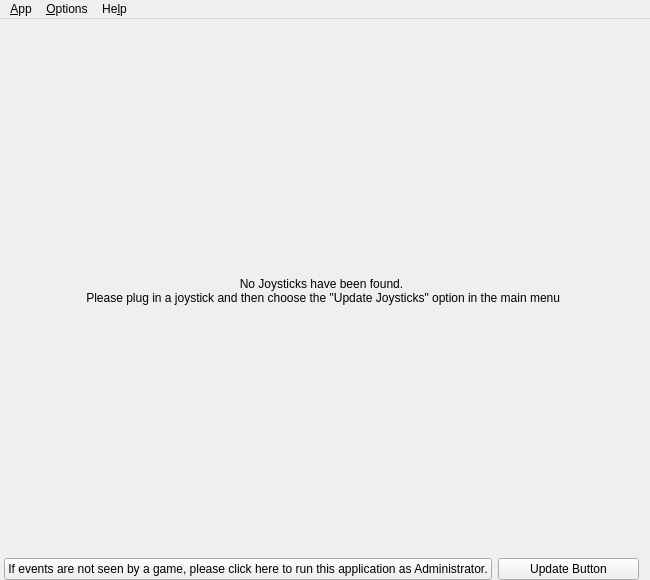
First picture: the form in src/gui/mainwindow.ui, repository davaughnl/Pad, before the edit.
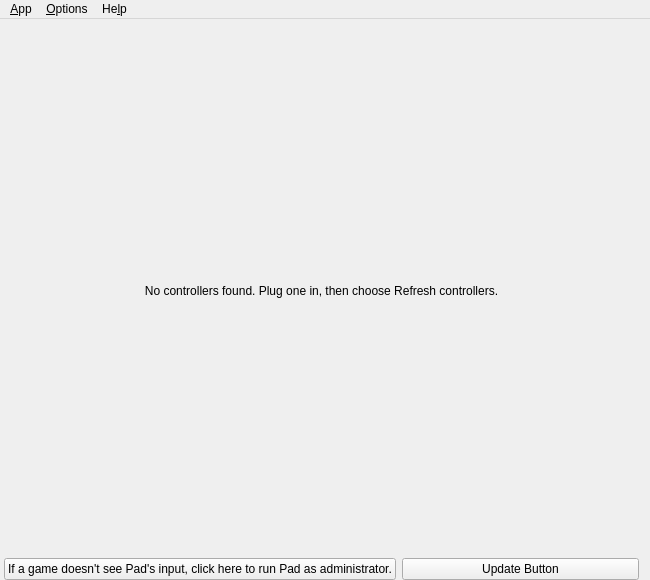
Second picture: the form after the edit. The open tabs and pages were chosen to show the change. Icons and pictures are not drawn. Custom widgets are drawn as their Qt base class.

Commit message: Pad copy sweep: About Info copy, Pad-voice strings, Refresh controllers

```diff
--- a/src/gui/mainwindow.ui
+++ b/src/gui/mainwindow.ui
@@ -76,8 +76,7 @@
         <item>
          <widget class="QLabel" name="label">
           <property name="text">
-           <string>No Joysticks have been found.
- Please plug in a joystick and then choose the &quot;Update Joysticks&quot; option in the main menu</string>
+           <string>No controllers found. Plug one in, then choose Refresh controllers.</string>
           </property>
           <property name="scaledContents">
            <bool>true</bool>
@@ -164,7 +163,7 @@
          </sizepolicy>
         </property>
         <property name="text">
-         <string>If events are not seen by a game, please click here to run this application as Administrator.</string>
+         <string>If a game doesn't see Pad's input, click here to run Pad as administrator.</string>
         </property>
         <property name="autoDefault">
          <bool>false</bool>
```
Left out of the diff: 2 changed lines with no effect on the pictures. The commit also changes 19 other files.
